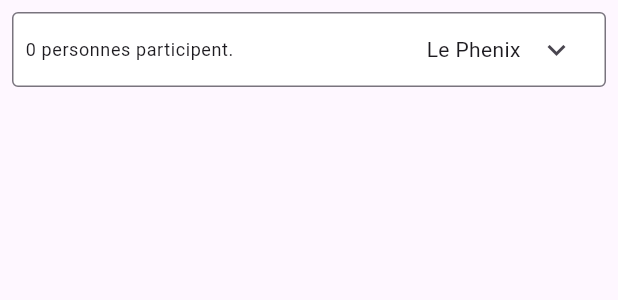
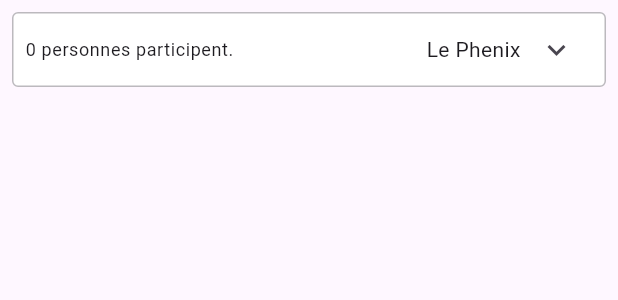
Before and after one commit to waliidhakim/challenge_flutter_go, a Flutter app: the ActivityBar widget shown alone on an empty page, opened directly with empty values, on a phone screen of 412 x 824 dp. Shown: the top 300 px of the screen. Run offline on Flutter 3.47's test engine with Material 3 defaults, Android fonts, the phone set to English and light mode, and no system bars; our stand-ins replace file_picker, flutter_dotenv, go_router, shared_preferences, table_calendar; missing offline and left inert: dart:html, dart:js; accounts and stored records are empty; network calls fail; statements that could not run were skipped.

Commit message:
style: changed the style of mutliple components

```diff
--- a/flutter_mobile/lib/widgets/activity/activity_bar.dart
+++ b/flutter_mobile/lib/widgets/activity/activity_bar.dart
@@ -141,7 +141,7 @@ class _ActivityBarState extends State<ActivityBar> {
                 Container(
                   height: 125,
                   decoration: BoxDecoration(
-                    border: Border.all(color: Theme.of(context).colorScheme.outline),
+                    border: Border.all(color: Theme.of(context).colorScheme.outline.withOpacity(0.5)),
                     color: Colors.white,
                     borderRadius: BorderRadius.circular(4),
                   ),
@@ -203,7 +203,7 @@ class _ActivityBarState extends State<ActivityBar> {
                         }
                         return Container(
                           decoration: BoxDecoration(
-                            border: Border.all(color: Theme.of(context).colorScheme.outline),
+                            border: Border.all(color: Theme.of(context).colorScheme.outline.withOpacity(0.5)),
                             color: Colors.white,
                             borderRadius: BorderRadius.circular(4),
                           ),
@@ -287,7 +287,7 @@ class _ActivityBarState extends State<ActivityBar> {
           )
         : Container(
             decoration: BoxDecoration(
-              border: Border.all(color: Theme.of(context).colorScheme.outline),
+              border: Border.all(color: Theme.of(context).colorScheme.outline.withOpacity(0.5)),
               color: Colors.white,
               borderRadius: BorderRadius.circular(4),
             ),
```
Also changed, not shown: flutter_mobile/lib/screens/groupe_chat/group_chat_screen.dart (+25 -37 lines).
